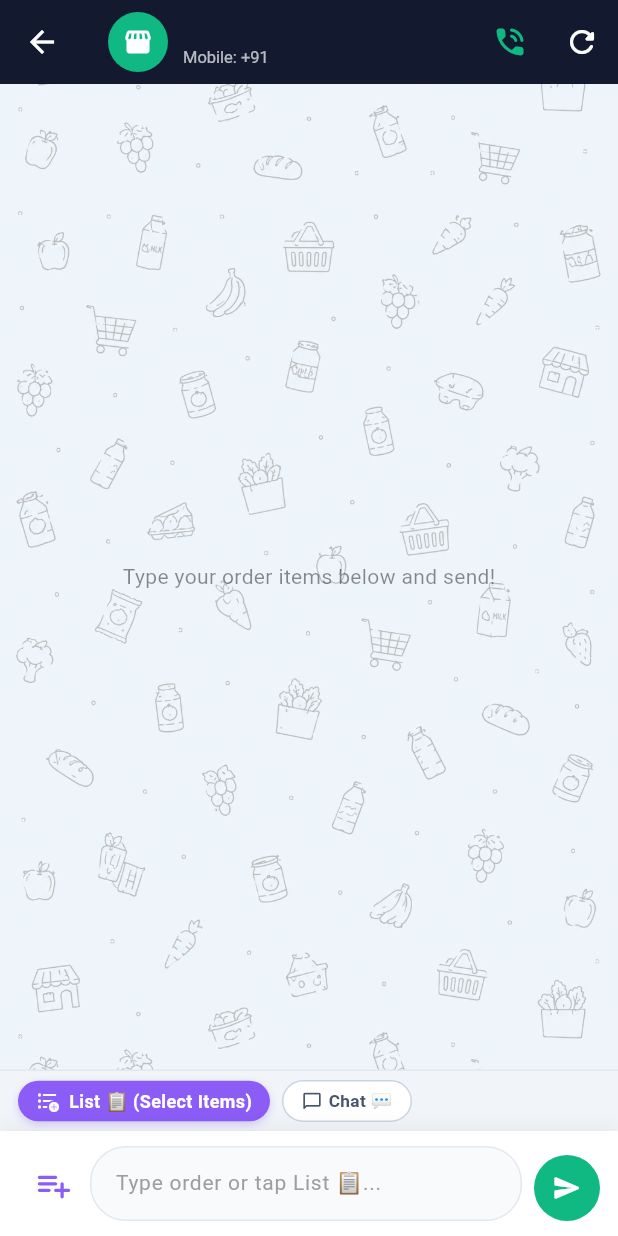
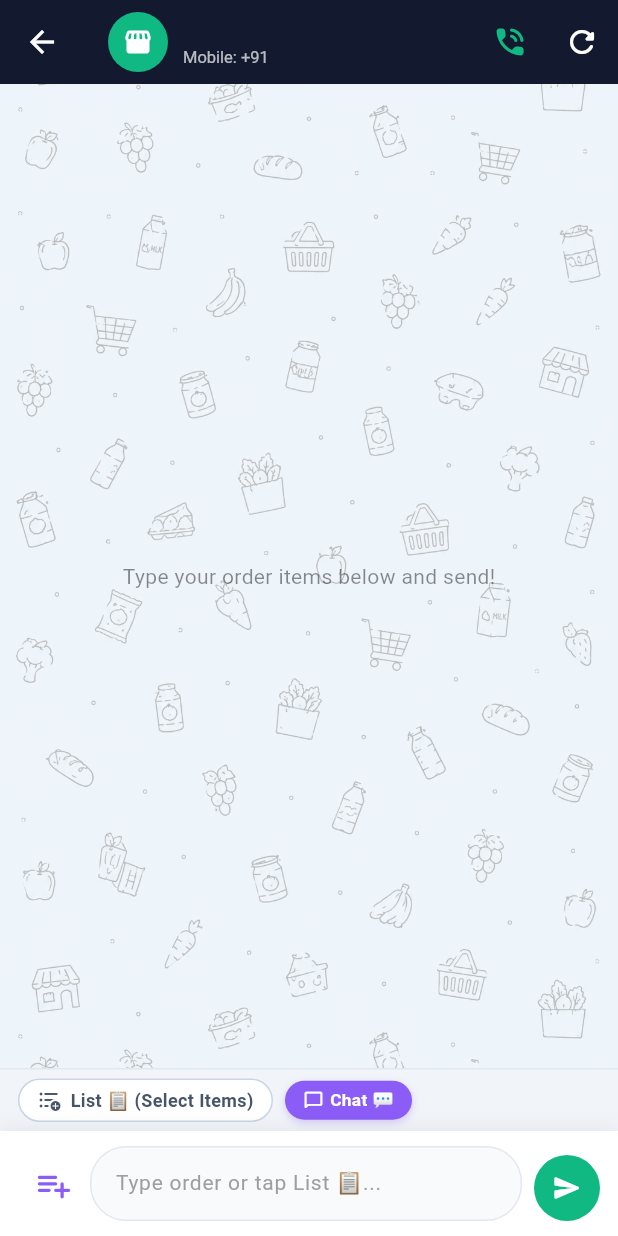
Before and after one commit to MUSKANRANI0808/daily_mart, a Flutter app: the CustomerChatScreen screen opened directly with empty values, on a phone screen of 412 x 824 dp. Run offline on Flutter 3.47's test engine with Material 3 defaults, Android fonts, the phone set to English and light mode, and no system bars; our stand-ins replace flutter_local_notifications, image_picker, shared_preferences; missing offline and left inert: dart:html, razorpay_flutter; accounts and stored records are empty; network calls fail.

Commit message:
Set default mode to Chat tab with manual text field; opening List tab auto-triggers Products Sheet

```diff
--- a/lib/screens/customer/customer_chat_screen.dart
+++ b/lib/screens/customer/customer_chat_screen.dart
@@ -34,7 +34,7 @@ class _CustomerChatScreenState extends State<CustomerChatScreen> {
   bool _isLoading = true;
   bool _isBlocked = false;
   List<Map<String, dynamic>> _sellerProducts = [];
-  bool _isListMode = true;
+  bool _isListMode = false;
   List<Map<String, dynamic>> _selectedOrderItems = [];
 
   late Razorpay _razorpay;
@@ -1285,8 +1285,9 @@ class _CustomerChatScreenState extends State<CustomerChatScreen> {
                       ),
                     ),
 
-                    // Bottom Area: Structured Selected Items List OR Standard Chat Field
-                    if (_isListMode && _selectedOrderItems.isNotEmpty)
+                    // Bottom Area: List Mode (Selected Items Container or Pick Products Button) OR Chat Mode (Manual Field)
+                    if (_isListMode)
+                      if (_selectedOrderItems.isNotEmpty)
                         Container(
                           decoration: BoxDecoration(
                             color: Colors.white,
@@ -1439,7 +1440,34 @@ class _CustomerChatScreenState extends State<CustomerChatScreen> {
                           ),
                         )
                       else
-                      // Standard Input Bar
+                        // Empty List Mode: Open Products Sheet Button
+                        Container(
+                          padding: const EdgeInsets.all(14),
+                          decoration: BoxDecoration(
+                            color: Colors.white,
+                            boxShadow: [
+                              BoxShadow(
+                                color: Colors.black.withValues(alpha: 0.06),
+                                blurRadius: 10,
+                                offset: const Offset(0, -2),
+                              ),
+                            ],
+                          ),
+                          child: ElevatedButton.icon(
+                            onPressed: _showProductListPickerSheet,
+                            icon: const Icon(Icons.format_list_bulleted_add, color: Colors.white, size: 20),
+                            label: const Text('Open Products List 📋', style: TextStyle(fontWeight: FontWeight.bold, fontSize: 14, color: Colors.white)),
+                            style: ElevatedButton.styleFrom(
+                              backgroundColor: const Color(0xFF8B5CF6),
+                              padding: const EdgeInsets.symmetric(vertical: 14),
+                              minimumSize: const Size(double.infinity, 48),
+                              shape: RoundedRectangleBorder(borderRadius: BorderRadius.circular(12)),
+                              elevation: 0,
+                            ),
+                          ),
+                        )
+                    else
+                      // Standard Chat Mode Input Bar (Manual Typing Textfield)
                       Container(
                         padding: const EdgeInsets.symmetric(horizontal: 12, vertical: 10),
                         decoration: BoxDecoration(
@@ -1459,7 +1487,12 @@ class _CustomerChatScreenState extends State<CustomerChatScreen> {
                             IconButton(
                               icon: const Icon(Icons.playlist_add_rounded, color: Color(0xFF8B5CF6), size: 26),
                               tooltip: 'Select from Product List',
-                              onPressed: _showProductListPickerSheet,
+                              onPressed: () {
+                                setState(() {
+                                  _isListMode = true;
+                                });
+                                _showProductListPickerSheet();
+                              },
                             ),
                             Expanded(
                               child: Container(
```
Lines whose indentation alone changed are shown as unchanged.
